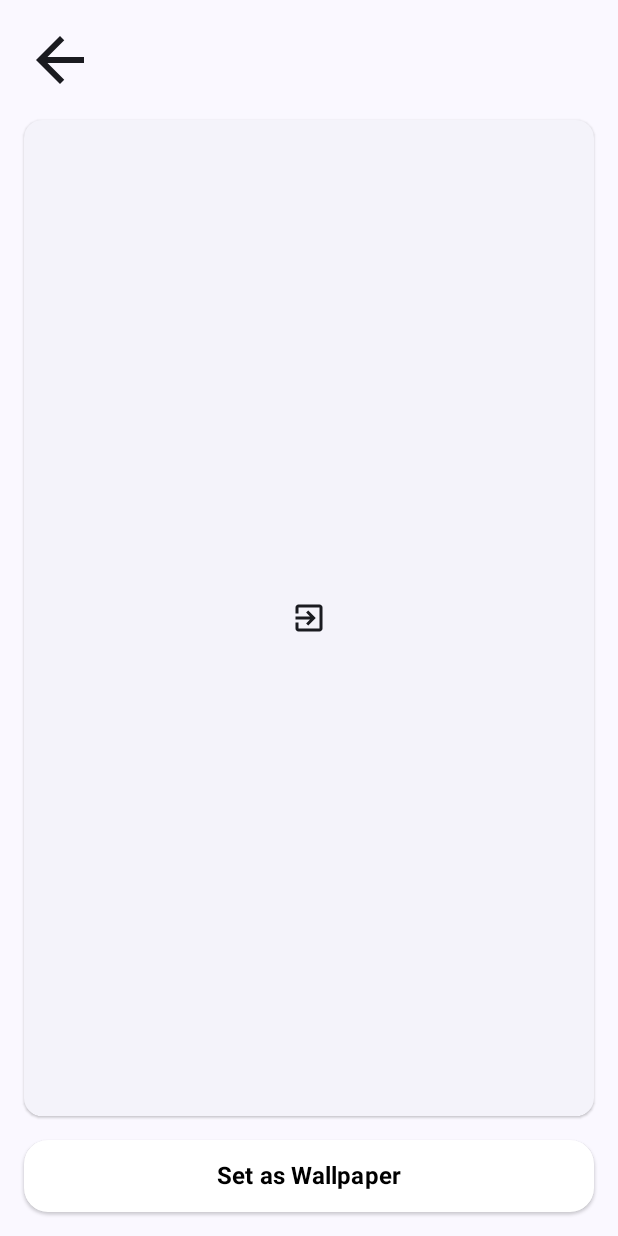
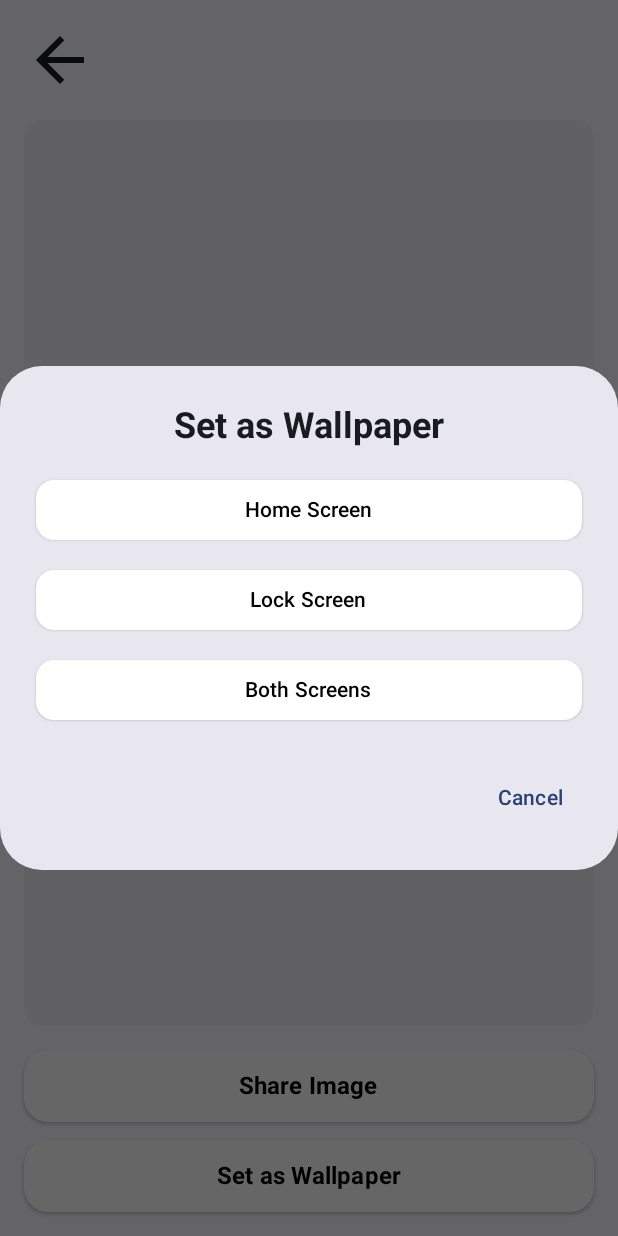
Before and after one commit to doanvu2000/LearnCompose1, an Android app built with Jetpack Compose: the composable DetailImage called with empty values, after a tap on "Set as Wallpaper", on a phone screen of 412 x 824 dp. Run offline under Robolectric (Android 15) with nearby library versions, the phone set to English and light mode, and no system bars; our stand-ins replace Dagger/Hilt's generated code, constraintlayout-compose; libraries missing offline, so code that uses them is left out: androidx.hilt.lifecycle; pictures from the network do not load.

Commit message:
feat: add share image functionality and wallpaper options dialog in DetailImage screen

```diff
--- a/app/src/main/java/com/jin/learncompose1/ui/scene/detail/DetailImage.kt
+++ b/app/src/main/java/com/jin/learncompose1/ui/scene/detail/DetailImage.kt
@@ -1,7 +1,9 @@
 package com.jin.learncompose1.ui.scene.detail
 
 import androidx.compose.foundation.clickable
+import androidx.compose.foundation.layout.Arrangement
 import androidx.compose.foundation.layout.Box
+import androidx.compose.foundation.layout.Column
 import androidx.compose.foundation.layout.PaddingValues
 import androidx.compose.foundation.layout.fillMaxSize
 import androidx.compose.foundation.layout.fillMaxWidth
@@ -16,6 +18,7 @@ import androidx.compose.material3.ElevatedButton
 import androidx.compose.material3.ElevatedCard
 import androidx.compose.material3.Icon
 import androidx.compose.material3.Text
+import androidx.compose.material3.TextButton
 import androidx.compose.runtime.Composable
 import androidx.compose.runtime.LaunchedEffect
 import androidx.compose.runtime.collectAsState
@@ -66,7 +69,7 @@ fun DetailImage(
     ConstraintLayout(
         modifier = Modifier.fillMaxSize()
     ) {
-        val (btnBack, detailImage, btnSetWallpaper) = createRefs()
+        val (btnBack, detailImage, btnShare, btnSetWallpaper) = createRefs()
 
         Icon(
             imageVector = Icons.AutoMirrored.Default.ArrowBack,
@@ -86,7 +89,7 @@ fun DetailImage(
                 top.linkTo(btnBack.bottom, margin = 16.dp)
                 start.linkTo(parent.start, margin = 16.dp)
                 end.linkTo(parent.end, margin = 16.dp)
-                bottom.linkTo(btnSetWallpaper.top, margin = 16.dp)
+                bottom.linkTo(btnShare.top, margin = 16.dp)
                 width = Dimension.fillToConstraints
                 height = Dimension.fillToConstraints
                 }, shape = RoundedCornerShape(12.dp)
@@ -94,6 +97,35 @@ fun DetailImage(
             TokenImageWithIndicator(
                 modifier = Modifier.fillMaxSize(), ctx, url
             )
+        }
+
+        ElevatedButton(
+            modifier = Modifier.constrainAs(btnShare) {
+                bottom.linkTo(btnSetWallpaper.top, margin = 12.dp)
+                start.linkTo(parent.start, margin = 16.dp)
+                end.linkTo(parent.end, margin = 16.dp)
+                width = Dimension.fillToConstraints
+            },
+            colors = ButtonDefaults.elevatedButtonColors(containerColor = White),
+            shape = RoundedCornerShape(16.dp),
+            contentPadding = PaddingValues(vertical = 14.dp),
+            enabled = !uiState.isSharing,
+            onClick = {
+                viewModel.shareImage(ctx, url)
+            }) {
+            if (uiState.isSharing) {
+                CircularProgressIndicator(
+                    modifier = Modifier.size(20.dp),
+                    color = colorText
+                )
+            } else {
+                Text(
+                    "Share Image",
+                    color = colorText,
+                    fontWeight = FontWeight.Bold,
+                    fontSize = 16.sp
+                )
+            }
         }
 
         ElevatedButton(
@@ -108,7 +140,7 @@ fun DetailImage(
             contentPadding = PaddingValues(vertical = 14.dp),
             enabled = !uiState.isLoading,
             onClick = {
-                viewModel.setWallpaper(ctx, url)
+                viewModel.showWallpaperOptions()
             }) {
             Text(
                 "Set as Wallpaper",
@@ -122,6 +154,22 @@ fun DetailImage(
     // Loading Dialog
     if (uiState.isLoading) {
         LoadingDialog()
+    }
+
+    // Wallpaper Options Dialog
+    if (uiState.showWallpaperOptions) {
+        WallpaperOptionsDialog(
+            onDismiss = { viewModel.hideWallpaperOptions() },
+            onHomeWallpaper = {
+                viewModel.setWallpaper(ctx, url, WallpaperType.HOME)
+            },
+            onLockWallpaper = {
+                viewModel.setWallpaper(ctx, url, WallpaperType.LOCK)
+            },
+            onBothWallpaper = {
+                viewModel.setWallpaper(ctx, url, WallpaperType.BOTH)
+            }
+        )
     }
 }
 
@@ -147,6 +195,84 @@ private fun LoadingDialog() {
         })
 }
 
+@Composable
+private fun WallpaperOptionsDialog(
+    onDismiss: () -> Unit,
+    onHomeWallpaper: () -> Unit,
+    onLockWallpaper: () -> Unit,
+    onBothWallpaper: () -> Unit
+) {
+    AlertDialog(
+        onDismissRequest = onDismiss,
+        title = {
+            Text(
+                text = "Set as Wallpaper",
+                modifier = Modifier.fillMaxWidth(),
+                textAlign = TextAlign.Center,
+                fontWeight = FontWeight.Bold
+            )
+        },
+        text = {
+            Column(
+                modifier = Modifier.fillMaxWidth(),
+                verticalArrangement = Arrangement.spacedBy(12.dp)
+            ) {
+                ElevatedButton(
+                    onClick = {
+                        onHomeWallpaper()
+                    },
+                    modifier = Modifier.fillMaxWidth(),
+                    colors = ButtonDefaults.elevatedButtonColors(containerColor = White),
+                    shape = RoundedCornerShape(12.dp)
+                ) {
+                    Text(
+                        "Home Screen",
+                        color = colorText,
+                        fontWeight = FontWeight.Medium
+                    )
+                }
+
+                ElevatedButton(
+                    onClick = {
+                        onLockWallpaper()
+                    },
+                    modifier = Modifier.fillMaxWidth(),
+                    colors = ButtonDefaults.elevatedButtonColors(containerColor = White),
+                    shape = RoundedCornerShape(12.dp)
+                ) {
+                    Text(
+                        "Lock Screen",
+                        color = colorText,
+                        fontWeight = FontWeight.Medium
+                    )
+                }
+
+                ElevatedButton(
+                    onClick = {
+                        onBothWallpaper()
+                    },
+                    modifier = Modifier.fillMaxWidth(),
+                    colors = ButtonDefaults.elevatedButtonColors(containerColor = White),
+                    shape = RoundedCornerShape(12.dp)
+                ) {
+                    Text(
+                        "Both Screens",
+                        color = colorText,
+                        fontWeight = FontWeight.Medium
+                    )
+                }
+            }
+        },
+        confirmButton = {
+            TextButton(
+                onClick = onDismiss
+            ) {
+                Text("Cancel")
+            }
+        }
+    )
+}
+
 fun ConstrainScope.fullWidthBelow(
     anchor: ConstrainedLayoutReference, margin: Dp = 16.dp
 ) {
--- /dev/null
+++ b/app/src/main/res/xml/file_paths.xml
@@ -0,0 +1,6 @@
+<?xml version="1.0" encoding="utf-8"?>
+<paths>
+    <cache-path
+        name="shared_images"
+        path="/" />
+</paths>
```
Also changed, not shown: app/src/main/AndroidManifest.xml (+11 -0 lines), app/src/main/java/com/jin/learncompose1/ui/scene/detail/DetailImageViewModel.kt (+97 -10 lines).
